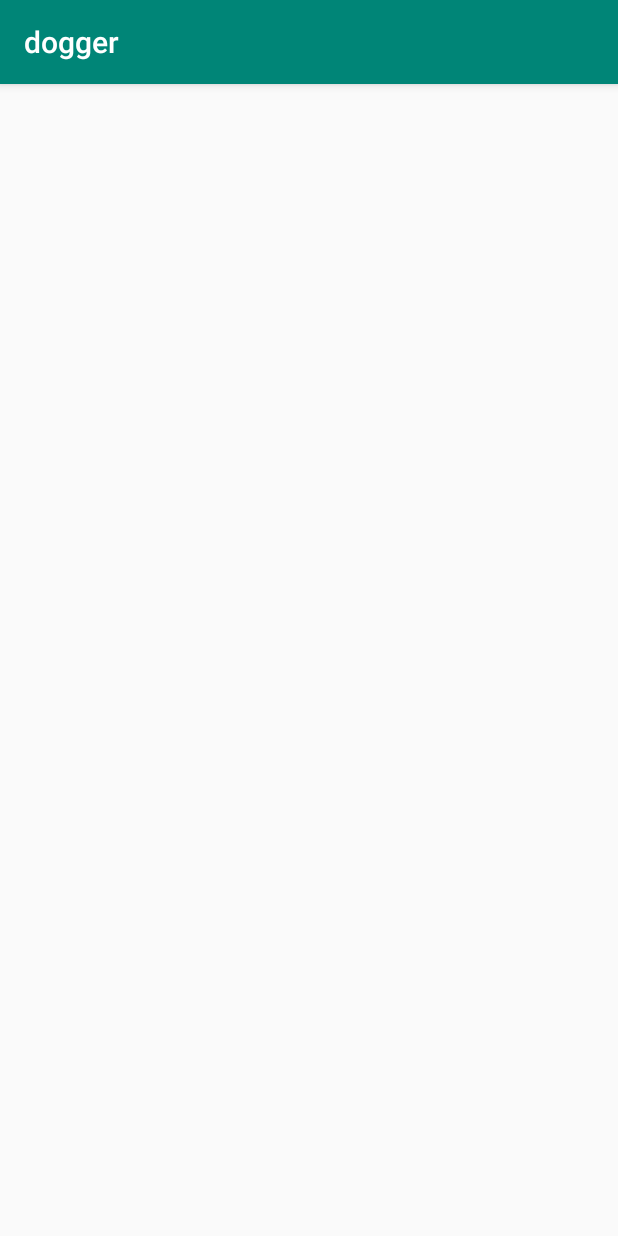
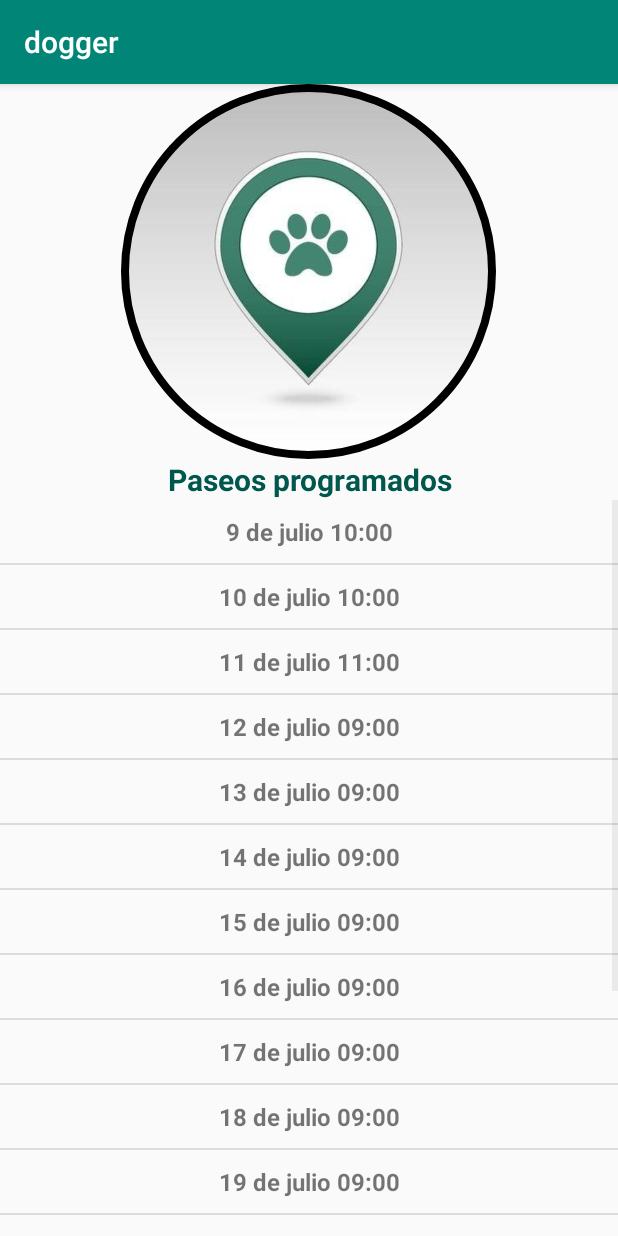
Before and after one commit to UTN-FRBA-Mobile/Dogger, an Android app: the DuenioInicioActivity screen opened directly, with no data from a screen before it, on a phone screen of 412 x 824 dp. Run offline under Robolectric (Android 15) with nearby library versions, the light colour scheme and no system bars; our stand-ins replace CircleImageView.

Commit message:
Se aniade la primera vista del duenio

```diff
--- a/app/src/main/java/com/example/dogger/DuenioInicioActivity.kt
+++ b/app/src/main/java/com/example/dogger/DuenioInicioActivity.kt
@@ -2,11 +2,39 @@ package com.example.dogger
 
 import androidx.appcompat.app.AppCompatActivity
 import android.os.Bundle
+import android.widget.ArrayAdapter
+import android.widget.ListView
+
 
 class DuenioInicioActivity : AppCompatActivity() {
+    var array = arrayOf(
+        "9 de julio 10:00",
+        "10 de julio 10:00",
+        "11 de julio 11:00",
+        "12 de julio 09:00",
+        "13 de julio 09:00",
+        "14 de julio 09:00",
+        "15 de julio 09:00",
+        "16 de julio 09:00",
+        "17 de julio 09:00",
+        "18 de julio 09:00",
+        "19 de julio 09:00",
+        "20 de julio 09:00",
+        "21 de julio 09:00",
+        "22 de julio 09:00",
+        "23 de julio 09:00",
+        "24 de julio 09:00",
+        "25 de julio 09:00"
+    )
 
     override fun onCreate(savedInstanceState: Bundle?) {
         super.onCreate(savedInstanceState)
         setContentView(R.layout.activity_duenio_inicio)
+
+        val adapter = ArrayAdapter(this,
+            R.layout.list_view_item, array)
+
+        val listView:ListView = findViewById(R.id.recipe_list_view)
+        listView.setAdapter(adapter)
     }
 }
--- a/app/src/main/res/layout/activity_duenio_inicio.xml
+++ b/app/src/main/res/layout/activity_duenio_inicio.xml
@@ -1,9 +1,47 @@
 <?xml version="1.0" encoding="utf-8"?>
-<androidx.constraintlayout.widget.ConstraintLayout xmlns:android="http://schemas.android.com/apk/res/android"
-    xmlns:app="http://schemas.android.com/apk/res-auto"
-    xmlns:tools="http://schemas.android.com/tools"
+
+<LinearLayout xmlns:android="http://schemas.android.com/apk/res/android"
     android:layout_width="match_parent"
     android:layout_height="match_parent"
-    tools:context=".DuenioInicioActivity">
+    xmlns:app="http://schemas.android.com/apk/res-auto"
+    android:orientation="vertical"
+    android:gravity="center">
 
-</androidx.constraintlayout.widget.ConstraintLayout>
+    <de.hdodenhof.circleimageview.CircleImageView
+        xmlns:app="http://schemas.android.com/apk/res-auto"
+        android:id="@+id/login_image"
+        android:layout_width="250dp"
+        android:layout_height="250dp"
+        android:src="@drawable/foot_dog_gps"
+        app:civ_border_width="5dp"
+        app:civ_border_color="#FF000000"/>
+
+    <TextView
+        android:id="@+id/textView1"
+        android:layout_width="match_parent"
+        android:layout_height="wrap_content"
+        android:gravity="center"
+        android:text="Paseos programados"
+        android:textColor="@color/colorPrimaryDark"
+        android:textSize="20dp"
+        android:textStyle="bold" />
+
+    <androidx.constraintlayout.widget.ConstraintLayout
+        xmlns:android="http://schemas.android.com/apk/res/android"
+        xmlns:app="http://schemas.android.com/apk/res-auto"
+        xmlns:tools="http://schemas.android.com/tools"
+        android:layout_width="match_parent"
+        android:layout_height="match_parent"
+        tools:context=".DuenioInicioActivity">
+
+        <ListView
+            android:id="@+id/recipe_list_view"
+            android:layout_width="0dp"
+            android:layout_height="0dp"
+            app:layout_constraintBottom_toBottomOf="parent"
+            app:layout_constraintEnd_toEndOf="parent"
+            app:layout_constraintStart_toStartOf="parent"
+            app:layout_constraintTop_toTopOf="parent" />
+
+    </androidx.constraintlayout.widget.ConstraintLayout>
+</LinearLayout>
--- /dev/null
+++ b/app/src/main/res/layout/list_view_item.xml
@@ -0,0 +1,12 @@
+<?xml version="1.0" encoding="utf-8"?>
+<!-- Each List Item is displayed as TextView defined below -->
+
+<TextView xmlns:android="http://schemas.android.com/apk/res/android"
+    android:id="@+id/label"
+    android:layout_width="fill_parent"
+    android:layout_height="fill_parent"
+    android:gravity="center"
+    android:padding="10dip"
+    android:textSize="16dip"
+    android:textStyle="bold" >
+</TextView>
```
Also changed, not shown: app/src/main/res/drawable/foot_dog_gps.jpg (added).
